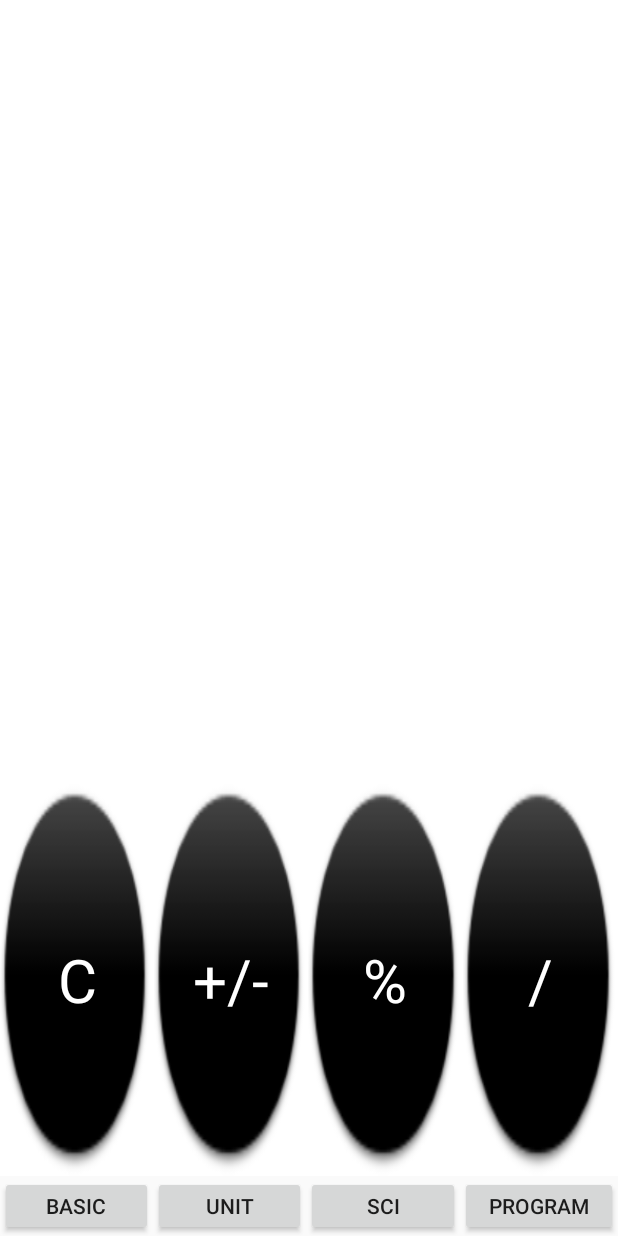
After one commit to guxin7005/CalculatorSimple, an Android app: the Unit screen opened directly, with no data from a screen before it, on a phone screen of 412 x 824 dp. The commit adds this screen. Run offline under Robolectric (Android 15) with nearby library versions, the phone set to English and light mode, and no system bars.

Commit message:
creat mulitply tab

```diff
--- a/app/src/main/AndroidManifest.xml
+++ b/app/src/main/AndroidManifest.xml
@@ -18,6 +18,11 @@
                 <category android:name="android.intent.category.LAUNCHER" />
             </intent-filter>
         </activity>
+        <activity
+            android:name=".Unit"
+            android:label="@string/title_activity_unit"
+            android:theme="@style/AppTheme.NoActionBar" >
+        </activity>
     </application>
 
 </manifest>
--- a/app/src/main/java/com/example/xin/calculatorsimple/MainActivity.java
+++ b/app/src/main/java/com/example/xin/calculatorsimple/MainActivity.java
@@ -6,6 +6,7 @@ import android.content.ClipData;
 import android.content.ClipboardManager;
 import android.content.ClipDescription;
 import android.content.Context;
+import android.content.Intent;
 import android.graphics.drawable.ShapeDrawable;
 import android.os.Bundle;
 import android.support.v7.app.AppCompatActivity;
@@ -17,6 +18,7 @@ import android.view.MotionEvent;
 import android.view.View;
 import android.view.ViewGroup;
 import android.widget.Button;
+import android.widget.EditText;
 import android.widget.PopupWindow;
 import android.widget.TextView;
 import android.widget.Toast;
@@ -602,4 +604,18 @@ public class MainActivity extends AppCompatActivity {
             return res;
         }
     }
+
+
+    /** Called when the user clicks the Unit button */
+    public void Unit(View view) {
+        // Do something in response to button
+        Intent intent = new Intent(this, Unit.class);
+
+        startActivity(intent);
+
+    }
+
+
+
+
 }
--- /dev/null
+++ b/app/src/main/java/com/example/xin/calculatorsimple/Unit.java
@@ -0,0 +1,25 @@
+package com.example.xin.calculatorsimple;
+
+import android.content.Intent;
+import android.os.Bundle;
+import android.support.design.widget.FloatingActionButton;
+import android.support.design.widget.Snackbar;
+import android.support.v7.app.AppCompatActivity;
+import android.support.v7.widget.Toolbar;
+import android.view.View;
+import android.widget.RelativeLayout;
+import android.widget.TextView;
+
+public class Unit extends AppCompatActivity {
+
+    @Override
+    protected void onCreate(Bundle savedInstanceState) {
+        super.onCreate(savedInstanceState);
+        setContentView(R.layout.activity_unit);
+
+       Intent intent = getIntent();
+
+
+    }
+
+}
--- a/app/src/main/res/layout/activity_main.xml
+++ b/app/src/main/res/layout/activity_main.xml
@@ -345,4 +345,44 @@
     </LinearLayout>
 
 
+    <LinearLayout
+        android:id="@+id/linearLayout4"
+        android:layout_width="match_parent"
+        android:layout_height="40dp"
+
+        android:gravity="center_horizontal"
+        android:orientation="horizontal"
+        >
+
+        <Button
+            android:layout_width="wrap_content"
+            android:layout_height="wrap_content"
+            android:text="@string/button_basic"
+            android:onClick="Basic"
+            android:layout_weight="1" />
+
+        <Button
+            android:layout_width="wrap_content"
+            android:layout_height="wrap_content"
+            android:text="@string/button_unit"
+            android:onClick="Unit"
+            android:layout_weight="1" />
+
+        <Button
+            android:layout_width="wrap_content"
+            android:layout_height="wrap_content"
+            android:text="@string/button_sci"
+            android:onClick="Scientific"
+            android:layout_weight="1"/>
+
+        <Button
+            android:layout_width="wrap_content"
+            android:layout_height="wrap_content"
+            android:text="@string/button_programme"
+            android:onClick="Programme"
+            android:layout_weight="1"/>
+
+    </LinearLayout>
+
+
 </LinearLayout>
--- /dev/null
+++ b/app/src/main/res/layout/activity_unit.xml
@@ -0,0 +1,148 @@
+
+<LinearLayout xmlns:android="http://schemas.android.com/apk/res/android"
+    android:id="@+id/root"
+    android:layout_width="fill_parent"
+    android:layout_height="fill_parent"
+    android:orientation="vertical">
+
+
+    <LinearLayout
+        android:id="@+id/linearLayout1"
+        android:layout_width="match_parent"
+        android:layout_height="0dp"
+        android:layout_weight="2"
+        android:orientation="vertical"
+        >
+
+        <TextView
+            android:id="@+id/expressionTextView"
+            android:layout_width="match_parent"
+            android:layout_height="0dp"
+            android:layout_weight="1"
+
+            android:textSize="@dimen/display_font"
+            android:background="@color/express_back_color"
+            android:textColor="@color/express_color"
+            android:textAppearance="?android:attr/textAppearanceLarge"
+
+            />
+
+        <TextView
+            android:id="@+id/resultTextView"
+            android:layout_width="match_parent"
+            android:layout_height="0dp"
+            android:layout_weight="1"
+            android:autoText="true"
+            android:textSize="@dimen/display_font"
+            android:background="@color/result_back_color"
+            android:textColor="@color/result_color"
+            android:textAppearance="?android:attr/textAppearanceLarge"
+            android:gravity="right"
+            android:layout_gravity="right" />
+    </LinearLayout>
+
+    <LinearLayout
+        android:id="@+id/linearLayout2"
+        android:layout_width="match_parent"
+        android:layout_height="0dp"
+        android:layout_weight="1"
+        android:gravity="center_horizontal"
+        android:orientation="horizontal"
+        >
+
+        <Button
+            android:id="@+id/btnClear"
+            android:layout_width="wrap_content"
+            android:layout_height="match_parent"
+            android:layout_weight="1"
+            android:onClick="btnClearOnClick"
+            android:text="@string/clear_text"
+            android:textSize="@dimen/display_font"
+            android:textColor="@color/function_color"
+            android:background="@drawable/botton"
+            android:textAppearance="?android:attr/textAppearanceLarge"
+            />
+
+        <Button
+            android:id="@+id/btnToggleSign"
+            android:layout_width="wrap_content"
+            android:layout_height="match_parent"
+            android:layout_weight="1"
+            android:onClick="btnToggleSignOnClick"
+            android:text="@string/toggle_sign_text"
+            android:textSize="@dimen/display_font"
+            android:textColor="@color/function_color"
+            android:background="@drawable/botton"
+            android:textAppearance="?android:attr/textAppearanceLarge" />
+
+        <Button
+            android:id="@+id/btnPercent"
+            android:layout_width="wrap_content"
+            android:layout_height="match_parent"
+            android:layout_weight="1"
+            android:onClick="btnPercentOnClick"
+            android:text="@string/percent_text"
+            android:textSize="@dimen/display_font"
+            android:textColor="@color/function_color"
+            android:background="@drawable/botton"
+
+            android:textAppearance="?android:attr/textAppearanceLarge" />
+
+
+        <Button
+            android:id="@+id/btnDivide"
+            android:layout_width="wrap_content"
+            android:layout_height="match_parent"
+            android:layout_gravity="fill"
+            android:layout_weight="1"
+            android:onClick="btnDivideOnClick"
+            android:text="@string/divide_text"
+            android:textSize="@dimen/display_font"
+            android:textColor="@color/function_color"
+            android:background="@drawable/botton"
+
+            android:textAppearance="?android:attr/textAppearanceLarge" />
+    </LinearLayout>
+
+
+    <LinearLayout
+        android:id="@+id/linearLayout4"
+        android:layout_width="match_parent"
+        android:layout_height="40dp"
+
+        android:gravity="center_horizontal"
+        android:orientation="horizontal"
+        >
+
+        <Button
+            android:layout_width="wrap_content"
+            android:layout_height="wrap_content"
+            android:text="@string/button_basic"
+            android:onClick="Basic"
+            android:layout_weight="1" />
+
+        <Button
+            android:layout_width="wrap_content"
+            android:layout_height="wrap_content"
+            android:text="@string/button_unit"
+            android:onClick="Unit"
+            android:layout_weight="1" />
+
+        <Button
+            android:layout_width="wrap_content"
+            android:layout_height="wrap_content"
+            android:text="@string/button_sci"
+            android:onClick="Scientific"
+            android:layout_weight="1"/>
+
+        <Button
+            android:layout_width="wrap_content"
+            android:layout_height="wrap_content"
+            android:text="@string/button_programme"
+            android:onClick="Programme"
+            android:layout_weight="1"/>
+
+    </LinearLayout>
+
+
+</LinearLayout>
--- a/app/src/main/res/layout/content_main.xml
+++ b/app/src/main/res/layout/content_main.xml
@@ -16,4 +16,5 @@
         android:layout_width="wrap_content"
         android:layout_height="wrap_content"
         android:text="Hello World!" />
+
 </RelativeLayout>
--- /dev/null
+++ b/app/src/main/res/layout/content_unit.xml
@@ -0,0 +1,17 @@
+<?xml version="1.0" encoding="utf-8"?>
+<RelativeLayout xmlns:android="http://schemas.android.com/apk/res/android"
+    xmlns:tools="http://schemas.android.com/tools"
+    xmlns:app="http://schemas.android.com/apk/res-auto" android:layout_width="match_parent"
+    android:layout_height="match_parent" android:paddingLeft="@dimen/activity_horizontal_margin"
+    android:paddingRight="@dimen/activity_horizontal_margin"
+    android:paddingTop="@dimen/activity_vertical_margin"
+    android:paddingBottom="@dimen/activity_vertical_margin"
+    android:id="@+id/content"
+    app:layout_behavior="@string/appbar_scrolling_view_behavior"
+    tools:showIn="@layout/activity_unit" tools:context="com.example.xin.calculatorsimple.Unit"
+
+
+
+    >
+
+</RelativeLayout>
--- a/app/src/main/res/values/strings.xml
+++ b/app/src/main/res/values/strings.xml
@@ -22,6 +22,13 @@
     <string name="eight_text">8</string>
     <string name="nine_text">9</string>
 
+    <string name="button_basic">BASIC</string>
+    <string name="button_unit">UNIT</string>
+    <string name="button_sci">SCI</string>
+    <string name="button_programme">PROGRAM</string>
+
+    <string name="title_activity_unit">Unit</string>
+
 
 
 
```
